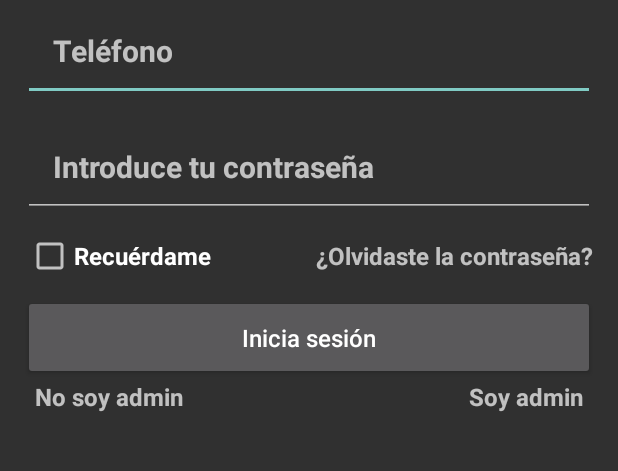
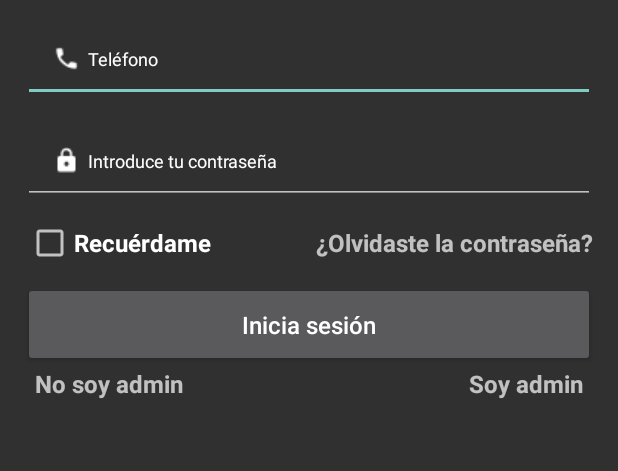
Before and after one commit to TFG-AVD/TFG-Git, an Android app: the LoginActivity screen opened directly, with no data from a screen before it, on a phone screen of 412 x 824 dp, the part 300-771 px from its top. Run offline under Robolectric (Android 15) with nearby library versions, the phone set to English and light mode, and no system bars; our stand-ins replace Firebase (no records; nobody signed in at launch, a user with empty details on screens opened directly); libraries missing offline, so code that uses them is left out: io.paperdb; 1 statement that could not run was skipped.

Commit message:
Diseño del login

```diff
--- a/app/src/main/res/layout/activity_login.xml
+++ b/app/src/main/res/layout/activity_login.xml
@@ -24,10 +24,14 @@
         android:padding="20dp"
         android:layout_marginLeft="15dp"
         android:layout_marginRight="15dp"
+        android:drawableStart="@drawable/baseline_phone_white_18dp"
         android:hint="Teléfono"
-        android:inputType="number"
-        android:textSize="20dp"
-        android:textStyle="bold"
+        android:drawablePadding="5dp"
+        android:inputType="phone"
+        android:textColor="#fff"
+        android:textColorHint="#fff"
+        android:textSize="12sp"
+        android:layout_marginTop="10dp"
         />
 
     <EditText
@@ -40,9 +44,12 @@
         android:layout_marginRight="15dp"
         android:layout_marginTop="10dp"
         android:hint="Introduce tu contraseña"
+        android:drawableStart="@drawable/baseline_lock_white_18dp"
+        android:drawablePadding="5dp"
         android:inputType="textPassword"
-        android:textSize="20dp"
-        android:textStyle="bold"
+        android:textColor="#fff"
+        android:textColorHint="#fff"
+        android:textSize="12sp"
         />
 
     <LinearLayout
```
Also changed, not shown: app/src/main/AndroidManifest.xml (+9 -15 lines), app/src/main/res/drawable-v24/baseline_lock_white_18dp.png (added), app/src/main/res/drawable-v24/baseline_phone_white_18dp.png (added).
